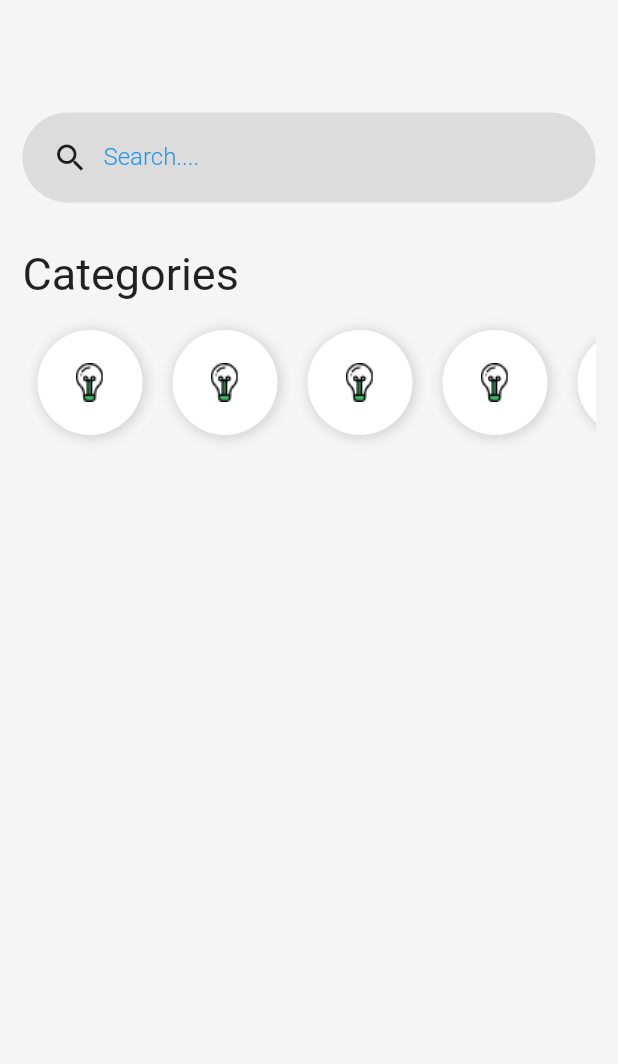
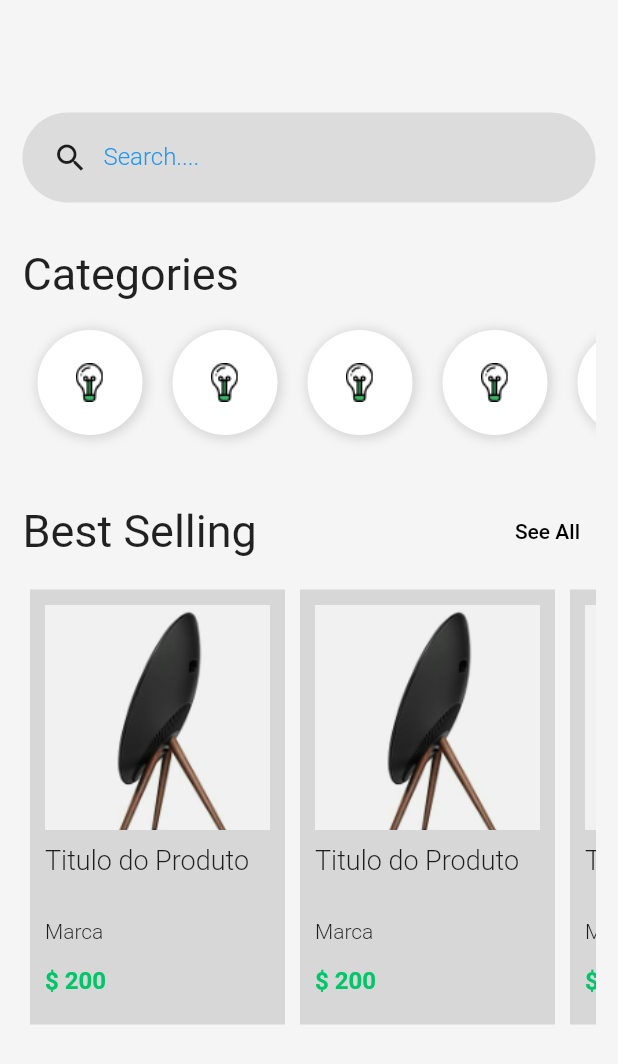
Before and after one commit to FelipeDias28/flutter-layout, a Flutter app: the screen it shows after launch, after a tap on "Sign in", on a phone screen of 412 x 824 dp. Shown: the top 1064 px of the screen. Run offline on Flutter 3.47's test engine with Material 2 defaults, Android fonts, the phone set to English and light mode, and no system bars.

Commit message:
finalizado a parte da esposição dos produtos e criação da página de detalhes

```diff
--- a/lib/pages/home.page.dart
+++ b/lib/pages/home.page.dart
@@ -1,4 +1,5 @@
 import 'package:flutter/material.dart';
+import 'package:shopping/pages/product.page.dart';
 
 class HomePage extends StatelessWidget {
   const HomePage({super.key});
@@ -31,6 +32,36 @@ class HomePage extends StatelessWidget {
             SizedBox(
               height: 90,
               child: categoryList(),
+            ),
+            const SizedBox(
+              height: 30,
+            ),
+            Row(
+              mainAxisAlignment: MainAxisAlignment.spaceBetween,
+              children: [
+                const Text(
+                  "Best Selling",
+                  style: TextStyle(
+                    fontSize: 30,
+                  ),
+                ),
+                TextButton(
+                  onPressed: () {},
+                  child: const Text(
+                    "See All",
+                    style: TextStyle(
+                      color: Colors.black,
+                    ),
+                  ),
+                ),
+              ],
+            ),
+            const SizedBox(
+              height: 10,
+            ),
+            SizedBox(
+              height: 300,
+              child: productList(context),
             ),
           ],
         ),
@@ -120,3 +151,84 @@ Widget categoryItem() {
     child: Image.asset("assets/Icon_Devices.png"),
   );
 }
+
+Widget productList(BuildContext context) {
+  return SizedBox(
+    width: 70,
+    child: ListView(
+      scrollDirection: Axis.horizontal, // Altera a direção do scrool
+      children: [
+        productItem(context),
+        productItem(context),
+        productItem(context),
+        productItem(context),
+        productItem(context),
+        productItem(context),
+        productItem(context),
+      ],
+    ),
+  );
+}
+
+Widget productItem(BuildContext context) {
+  return Container(
+    padding: const EdgeInsets.all(10),
+    margin: const EdgeInsets.all(5),
+    width: 170,
+    color: Colors.black12,
+    child: Column(
+      crossAxisAlignment: CrossAxisAlignment.start,
+      children: [
+        GestureDetector(
+          // Esse Widget pode ser utilizado em qualquer lugar para realizar uma ação
+          onTap: () {
+            Navigator.push(
+              context,
+              MaterialPageRoute(
+                builder: (context) => const ProductPage(),
+              ),
+            );
+          },
+          child: Image.asset(
+            "assets/product-1.png",
+            width: 170, // Sempre o mesmo do container
+            height: 150,
+            fit: BoxFit
+                .cover, // Expande a imagem até a largura e altura cobrir 100% da imagem
+          ),
+        ),
+        const SizedBox(
+          height: 10,
+        ),
+        const SizedBox(
+          height: 50,
+          child: Text(
+            "Titulo do Produto",
+            style: TextStyle(
+              fontSize: 18,
+              fontWeight: FontWeight.w300,
+            ),
+          ),
+        ),
+        const Text(
+          "Marca",
+          style: TextStyle(
+            fontSize: 14,
+            fontWeight: FontWeight.w300,
+          ),
+        ),
+        const SizedBox(
+          height: 15,
+        ),
+        const Text(
+          "\$ 200",
+          style: TextStyle(
+            fontSize: 16,
+            fontWeight: FontWeight.bold,
+            color: Color(0xFF00C569),
+          ),
+        ),
+      ],
+    ),
+  );
+}
--- /dev/null
+++ b/lib/pages/product.page.dart
@@ -0,0 +1,18 @@
+import 'package:flutter/material.dart';
+
+class ProductPage extends StatelessWidget {
+  const ProductPage({super.key});
+
+  @override
+  Widget build(BuildContext context) {
+    return Scaffold(
+      appBar: AppBar(),
+      body: Container(
+        color: Colors.blue,
+        child: const Center(
+          child: Text("Detalhes do Produto"),
+        ),
+      ),
+    );
+  }
+}
```
